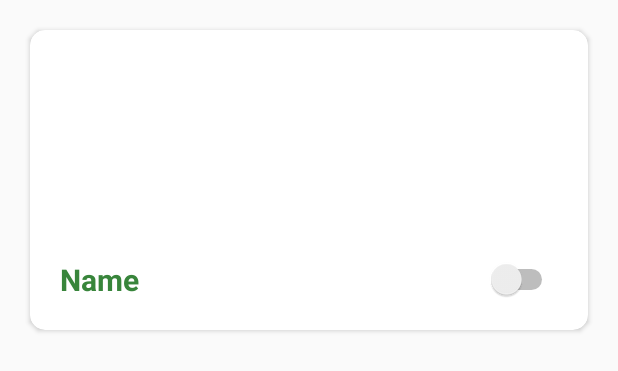
After one commit to ahuhs/miniproject2017, an Android app: the layout map_card_list.xml on its own in the app's theme, with its tools: preview values and no code run, on a phone screen of 412 x 824 dp. The commit adds this screen. Shown: the top 371 px of the screen. Run offline under Robolectric (Android 15) with nearby library versions, the phone set to English and light mode, and no system bars.

Commit message:
Google Places API Integrated and Loc Data List Created

```diff
--- a/app/build.gradle
+++ b/app/build.gradle
@@ -25,6 +25,7 @@ dependencies {
     implementation 'com.android.support.constraint:constraint-layout:1.0.2'
     implementation 'com.android.support:support-v4:26.1.0'
     implementation 'com.google.android.gms:play-services-maps:11.8.0'
+    implementation 'com.google.android.gms:play-services-places:11.8.0'
     implementation 'com.google.android.gms:play-services-location:11.8.0'
     implementation 'com.firebase:geofire-android:2.1.3'
     implementation 'com.firebase:firebase-client-android:2.5.2'
--- a/app/src/main/res/layout/activity_timepic_.xml
+++ b/app/src/main/res/layout/activity_timepic_.xml
@@ -5,7 +5,7 @@
     xmlns:card_view="http://schemas.android.com/apk/res-auto"
     android:layout_width="match_parent"
     android:layout_height="match_parent"
-    android:background="@drawable/backimg1">
+    android:background="@color/colorPrimary">
 
     <android.support.v7.widget.Toolbar
         android:id="@+id/toolbar2"
@@ -84,7 +84,7 @@
             <android.support.v7.widget.CardView
                 android:layout_width="match_parent"
                 android:layout_height="125dp"
-                android:backgroundTint="@color/testcol"
+                android:backgroundTint="#1f5e5a"
 
                 app:layout_constraintBottom_toBottomOf="parent"
                 app:layout_constraintEnd_toEndOf="parent"
--- /dev/null
+++ b/app/src/main/res/layout/map_card_list.xml
@@ -0,0 +1,41 @@
+<?xml version="1.0" encoding="utf-8"?>
+<RelativeLayout xmlns:android="http://schemas.android.com/apk/res/android"
+    xmlns:app="http://schemas.android.com/apk/res-auto"
+    xmlns:tools="http://schemas.android.com/tools"
+    android:layout_width="match_parent"
+    android:layout_height="match_parent"
+    android:minHeight="50dp">
+
+    <android.support.v7.widget.CardView
+        android:layout_width="match_parent"
+        android:layout_height="200dp"
+        android:layout_alignParentStart="true"
+        android:layout_alignParentTop="true"
+        android:layout_margin="20dp"
+        app:cardCornerRadius="10sp"
+        android:elevation="20dp">
+
+        <ImageView
+            android:layout_width="match_parent"
+            android:layout_height="wrap_content"
+            android:id="@+id/map_img"/>
+
+        <TextView
+            android:id="@+id/map_name"
+            android:layout_width="wrap_content"
+            android:layout_height="wrap_content"
+            android:text="Name"
+            android:layout_gravity="bottom"
+            android:layout_margin="20dp"
+            android:textSize="20dp"
+            android:textStyle="bold"/>
+
+        <Switch
+            android:id="@+id/active_state"
+            android:layout_width="wrap_content"
+            android:layout_height="wrap_content"
+            android:layout_gravity="bottom |right"
+            android:layout_margin="20dp"/>
+
+    </android.support.v7.widget.CardView>
+</RelativeLayout>
--- a/app/src/main/res/values/colors.xml
+++ b/app/src/main/res/values/colors.xml
@@ -5,7 +5,7 @@
     <color name="colorAccent">#00b8d4</color>
     <color name="backgnd">#fff</color>
     <color name="textColor">#0088a3</color>
-    <color name="testcol">#673AB7</color>
+    <color name="testcol">#ce9e87</color>
     <color name="code">#FFFF8D</color>
     <color name="heart">#ff0000</color>
 
```
Also changed, not shown: app/src/main/java/com/a4dotsinc/profilo/MainActivity.java (+53 -2 lines), app/src/main/java/com/a4dotsinc/profilo/MapFrag.java (+61 -0 lines), app/src/main/java/com/a4dotsinc/profilo/MapRecycler.java (added, +35 -0 lines), app/src/main/res/layout/fragment_map.xml (+4 -6 lines).
